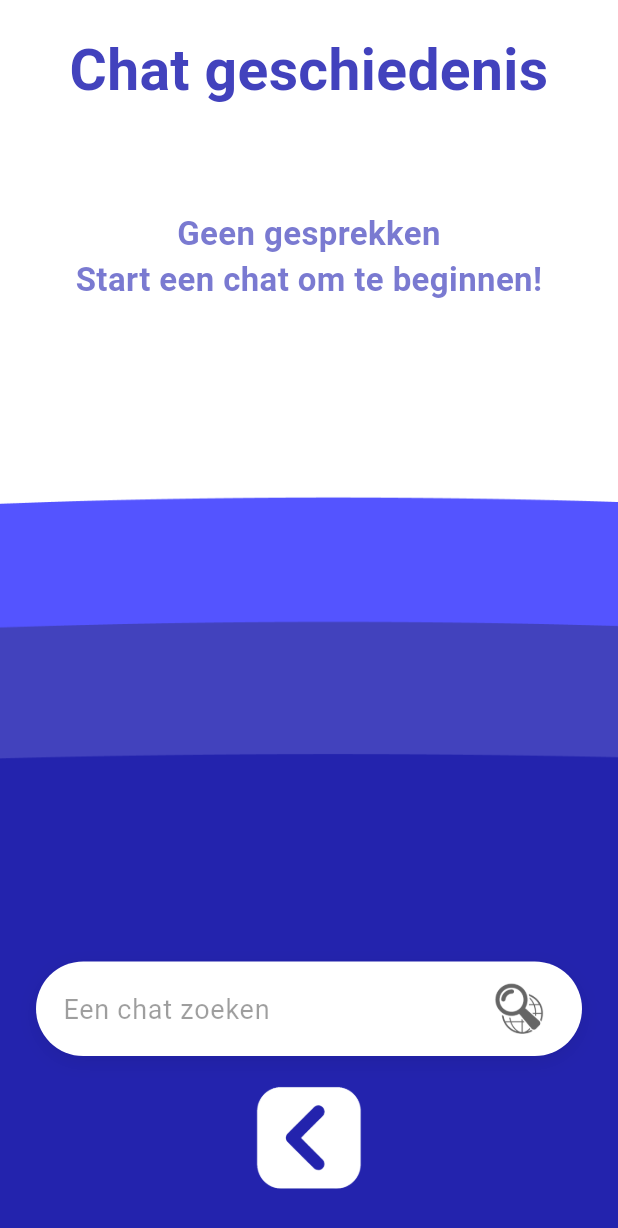
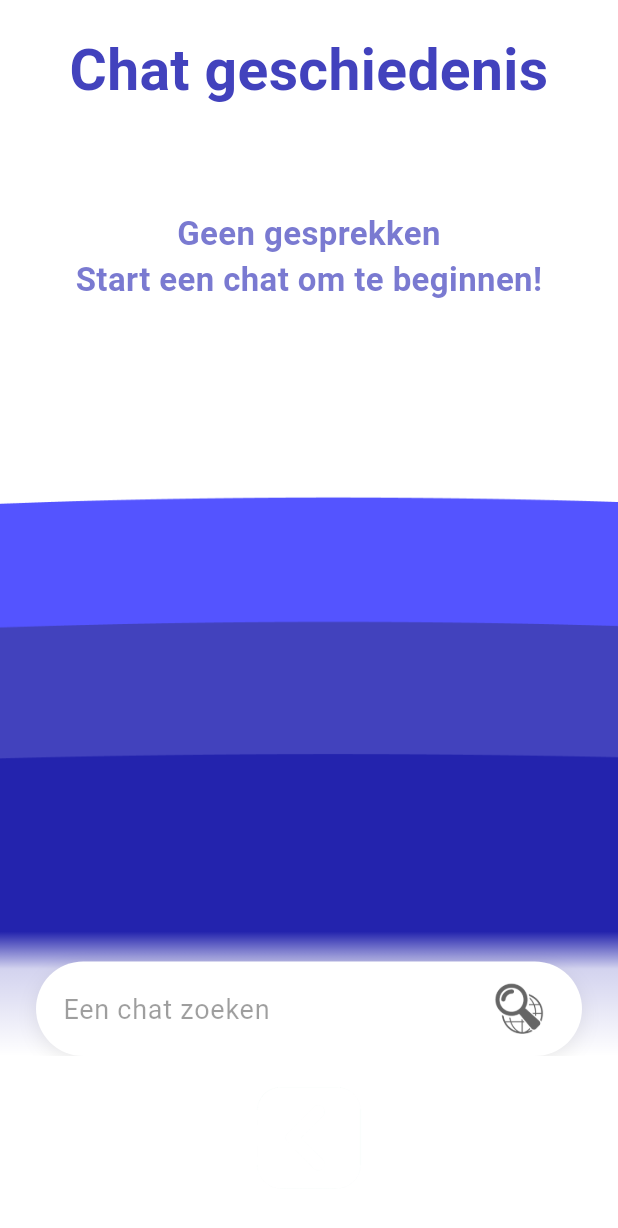
Before and after one commit to ArvidGrob/pro_chatbot, a Flutter app: the ChatHistoryPage screen opened directly, on a phone screen of 412 x 824 dp. Shown: the top 1228 px of the screen. Run offline on Flutter 3.47's test engine with Material 3 defaults, Android fonts, the phone set to English and light mode, and no system bars; our stand-ins replace file_picker, flutter_markdown, flutter_tts, image_picker, speech_to_text; missing offline and left inert: record; accounts and stored records are empty.

Commit message:
small visability upgrade

```diff
--- a/pro_chatbot/lib/chat/chat_page.dart
+++ b/pro_chatbot/lib/chat/chat_page.dart
@@ -144,7 +144,7 @@ class _ChatPageState extends State<ChatPage> {
 
     await flutterTts.setLanguage("nl-NL");
     await flutterTts.setPitch(0.0);
-    await flutterTts.setSpeechRate(10);
+    await flutterTts.setSpeechRate(0.8);
     await flutterTts.setVolume(0.30);
     await flutterTts.speak(text);
   }
--- a/pro_chatbot/lib/history/chat_history_page.dart
+++ b/pro_chatbot/lib/history/chat_history_page.dart
@@ -356,8 +356,24 @@ class _ChatHistoryPageState extends State<ChatHistoryPage> {
                 right: 0,
                 bottom: 120, // Above return button
                 child: Container(
-                  color: Colors.transparent,
-                  padding: const EdgeInsets.symmetric(horizontal: 24.0),
+                  decoration: BoxDecoration(
+                    gradient: LinearGradient(
+                      begin: Alignment.topCenter,
+                      end: Alignment.bottomCenter,
+                      colors: [
+                        Colors.white.withOpacity(0.0),
+                        Colors.white.withOpacity(0.8),
+                        Colors.white,
+                      ],
+                      stops: const [0.0, 0.3, 1.0],
+                    ),
+                  ),
+                  padding: const EdgeInsets.only(
+                    left: 24.0,
+                    right: 24.0,
+                    top: 20.0,
+                    bottom: 0,
+                  ),
                   child: Container(
                     padding:
                         const EdgeInsets.symmetric(horizontal: 18, vertical: 6),
@@ -410,6 +426,17 @@ class _ChatHistoryPageState extends State<ChatHistoryPage> {
                       ],
                     ),
                   ),
+                ),
+              ),
+
+              // Background for return button area
+              Positioned(
+                left: 0,
+                right: 0,
+                bottom: 0,
+                height: 120,
+                child: Container(
+                  color: Colors.white,
                 ),
               ),
 
--- a/pro_chatbot/lib/settings/teacher_help_inbox_page.dart
+++ b/pro_chatbot/lib/settings/teacher_help_inbox_page.dart
@@ -80,7 +80,7 @@ class _TeacherHelpInboxPageState extends State<TeacherHelpInboxPage> {
       case HelpRequestStatus.pending:
         return const Color(0xFFFF6B6B); // Rood voor in afwachting
       case HelpRequestStatus.responded:
-        return const Color(0xFFFFD93D); // Geel voor beantwoord
+        return const Color.fromARGB(255, 224, 182, 15); // Geel voor beantwoord
       case HelpRequestStatus.resolved:
         return const Color(0xFF6BCF7F); // Groen voor opgelost
     }
@@ -212,7 +212,7 @@ class _TeacherHelpInboxPageState extends State<TeacherHelpInboxPage> {
         },
         child: Container(
           decoration: BoxDecoration(
-            color: Colors.white,
+            color: const Color.fromARGB(255, 234, 234, 234),
             borderRadius: BorderRadius.circular(15),
             boxShadow: [
               BoxShadow(
```
